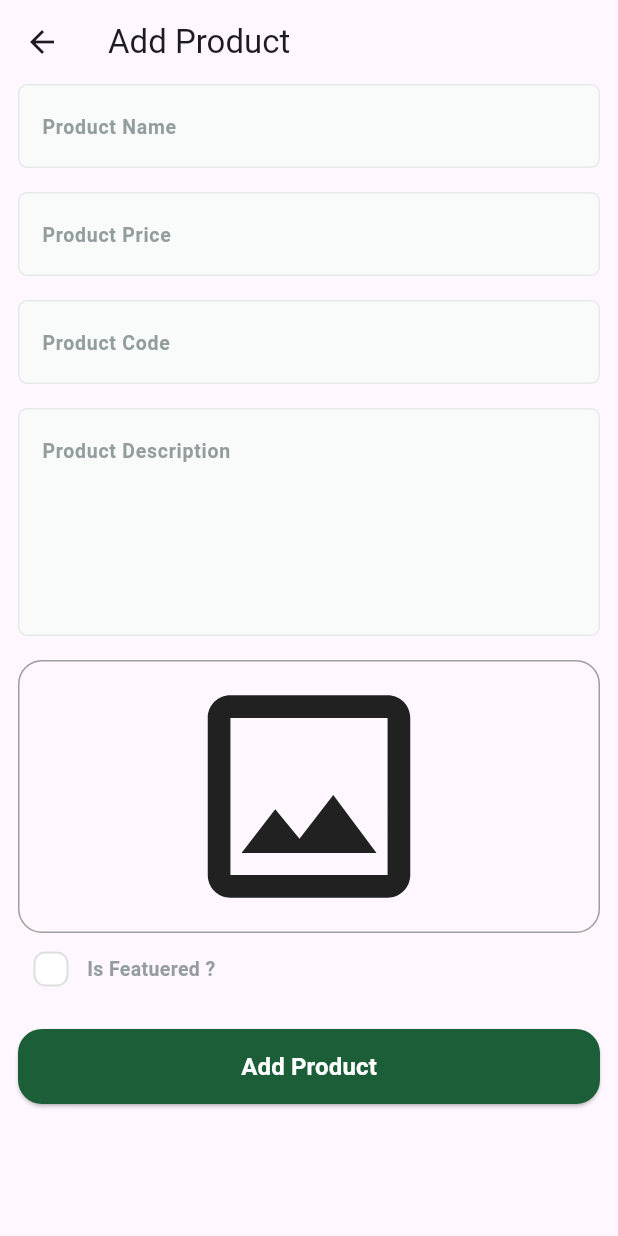
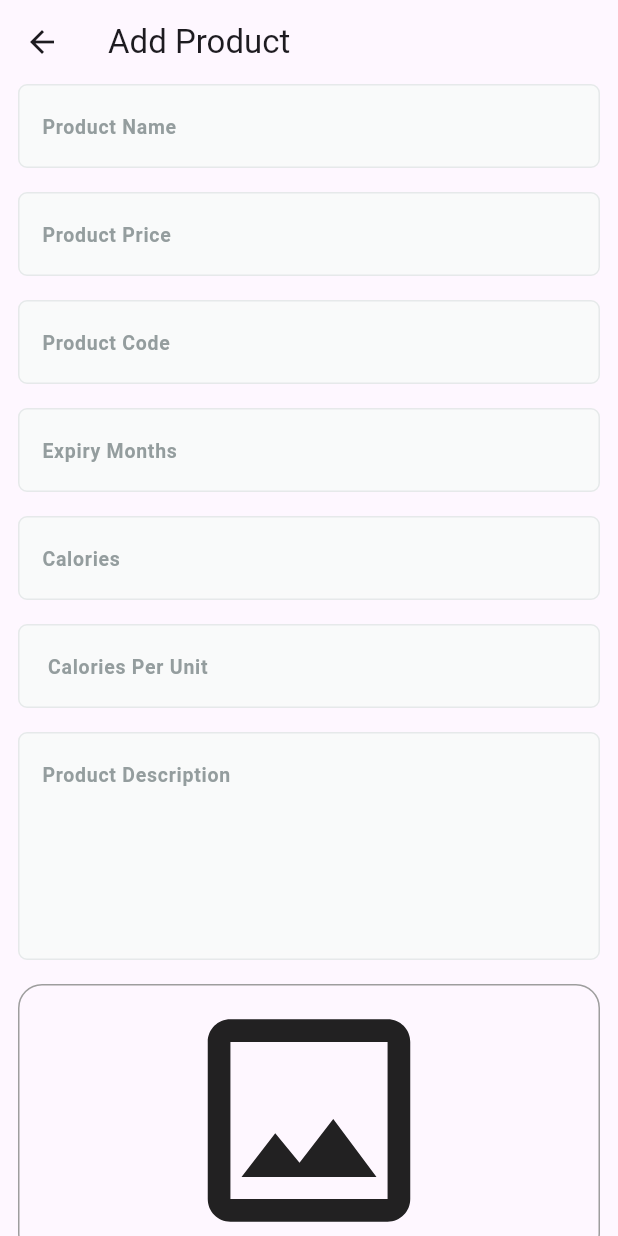
Before and after one commit to ElDaly15/Fruits-Hub-Dashboard, a Flutter app: the screen it shows after launch, after a tap on "Add Data", on a phone screen of 412 x 824 dp. Run offline on Flutter 3.47's test engine with Material 3 defaults, Android fonts, the phone set to English and light mode, and no system bars; drawn by our look-alikes of modal_progress_hud_nsn; our stand-ins replace bloc, cloud_firestore, dartz, firebase_core, firebase_storage, flutter_bloc and 1 more; accounts and stored records are empty; Roboto replaces fonts that are missing (Cairo).

Commit message:
Add Product Attributes and Code Validation
- Added new attributes to the `AddProdcutEntity` class: `isOrganic`, `expiryMonths`, `avgRating`, `ratingCount`, `calories`, and `amountUnit`.
- Updated the `ProductRepoImpl` class to include these new attributes when adding a product.
- Introduced a new `ProductCodeCheckCubit` to handle product code validation before adding a product.
- Updated the `AddProdcutViewBody` widget to include input fields for the new attributes and to use the `ProductCodeCheckCubit` for code validation.
- Modified the `PrivacyCheck` widget to accept a title parameter for better reusability.
- Updated the `main.dart` file to include the new `ProductCodeCheckCubit` in the `MultiBlocProvider`.

```diff
--- a/lib/core/repos/product_repo/product_repo_impl.dart
+++ b/lib/core/repos/product_repo/product_repo_impl.dart
@@ -20,6 +20,12 @@ class ProductRepoImpl implements ProductRepo {
           'isFeatured': addProdcutEntity.isFeatured,
           'description': addProdcutEntity.description,
           'imageUrl': addProdcutEntity.imageUrl,
+          'calories': addProdcutEntity.calories,
+          'amountUnit': addProdcutEntity.amountUnit,
+          'avgRating': addProdcutEntity.avgRating,
+          'ratingCount': addProdcutEntity.ratingCount,
+          'expiryMonths': addProdcutEntity.expiryMonths,
+          'isOrganic': addProdcutEntity.isOrganic,
         },
       );
       return const Right(null);
--- a/lib/featuers/add_product/domain/entites/add_prodcut_entity.dart
+++ b/lib/featuers/add_product/domain/entites/add_prodcut_entity.dart
@@ -8,6 +8,12 @@ class AddProdcutEntity {
   final File imageFile;
   final bool isFeatured;
   String? imageUrl;
+  bool? isOrganic = false;
+  final int expiryMonths;
+  num avgRating = 0;
+  num ratingCount = 0;
+  final int calories;
+  final int amountUnit;
 
   AddProdcutEntity(
       {required this.name,
@@ -16,5 +22,11 @@ class AddProdcutEntity {
       required this.description,
       required this.imageFile,
       required this.isFeatured,
-      this.imageUrl});
+      required this.expiryMonths,
+      required this.avgRating,
+      required this.ratingCount,
+      required this.calories,
+      required this.amountUnit,
+      this.imageUrl,
+      this.isOrganic});
 }
--- /dev/null
+++ b/lib/featuers/add_product/presentation/manager/product_code_check_cubit/product_code_check_state.dart
@@ -0,0 +1,6 @@
+part of 'product_code_check_cubit.dart';
+
+@immutable
+sealed class ProductCodeCheckState {}
+
+final class ProductCodeCheckInitial extends ProductCodeCheckState {}
--- a/lib/featuers/add_product/presentation/views/widgets/add_prodcut_view_body.dart
+++ b/lib/featuers/add_product/presentation/views/widgets/add_prodcut_view_body.dart
@@ -4,6 +4,7 @@ import 'package:flutter_bloc/flutter_bloc.dart';
 import 'package:fruits_hub_dashboard/core/widgets/custom_app_buttom.dart';
 import 'package:fruits_hub_dashboard/featuers/add_product/domain/entites/add_prodcut_entity.dart';
 import 'package:fruits_hub_dashboard/featuers/add_product/presentation/manager/add_product_cubit/add_product_cubit.dart';
+import 'package:fruits_hub_dashboard/featuers/add_product/presentation/manager/product_code_check_cubit/product_code_check_cubit.dart';
 import 'package:fruits_hub_dashboard/featuers/add_product/presentation/views/widgets/custom_text_field.dart';
 import 'package:fruits_hub_dashboard/featuers/add_product/presentation/views/widgets/featuer_check.dart';
 import 'package:fruits_hub_dashboard/featuers/add_product/presentation/views/widgets/image_field.dart';
@@ -21,7 +22,8 @@ class _AddProdcutViewBodyState extends State<AddProdcutViewBody> {
   final GlobalKey<FormState> _formKey = GlobalKey<FormState>();
 
   String? name, code, description, price;
-  bool? isFeatured = false;
+  int? expiryMonth, calories, amountUnit;
+  bool? isFeatured = false, isOrganic = false, isCodeExisted = false;
   File? fileImage;
   @override
   Widget build(BuildContext context) {
@@ -72,6 +74,42 @@ class _AddProdcutViewBodyState extends State<AddProdcutViewBody> {
               ),
               CustomTextField(
                   onChanged: (value) {
+                    expiryMonth = int.parse(value);
+                  },
+                  keyboardType: TextInputType.number,
+                  maxLines: 1,
+                  obscureText: false,
+                  isPassword: false,
+                  hintText: 'Expiry Months'),
+              const SizedBox(
+                height: 16,
+              ),
+              CustomTextField(
+                  onChanged: (value) {
+                    calories = int.parse(value);
+                  },
+                  keyboardType: TextInputType.number,
+                  maxLines: 1,
+                  obscureText: false,
+                  isPassword: false,
+                  hintText: 'Calories '),
+              const SizedBox(
+                height: 16,
+              ),
+              CustomTextField(
+                  onChanged: (value) {
+                    amountUnit = int.parse(value);
+                  },
+                  keyboardType: TextInputType.number,
+                  maxLines: 1,
+                  obscureText: false,
+                  isPassword: false,
+                  hintText: ' Calories Per Unit'),
+              const SizedBox(
+                height: 16,
+              ),
+              CustomTextField(
+                  onChanged: (value) {
                     description = value;
                   },
                   keyboardType: TextInputType.name,
@@ -88,9 +126,17 @@ class _AddProdcutViewBodyState extends State<AddProdcutViewBody> {
                 },
               ),
               PrivacyCheck(
+                title: 'Is Featured ? ',
                 onTap: () {},
                 onValueChanged: (value) {
                   isFeatured = value;
+                },
+              ),
+              PrivacyCheck(
+                title: 'Is Organic ? ',
+                onTap: () {},
+                onValueChanged: (value) {
+                  isOrganic = value;
                 },
               ),
               const SizedBox(
@@ -108,10 +154,31 @@ class _AddProdcutViewBodyState extends State<AddProdcutViewBody> {
                             code: code!,
                             description: description!,
                             imageFile: fileImage!,
-                            isFeatured: isFeatured!);
+                            isFeatured: isFeatured!,
+                            expiryMonths: expiryMonth!,
+                            avgRating: 0,
+                            isOrganic: isOrganic!,
+                            amountUnit: amountUnit!,
+                            ratingCount: 0,
+                            calories: calories!);
 
-                        BlocProvider.of<AddProductCubit>(context)
-                            .addProduct(addProductEntity: prodcutEntity);
+                        isCodeExisted =
+                            await BlocProvider.of<ProductCodeCheckCubit>(
+                                    context)
+                                .checkCode(code: code!);
+
+                        if (isCodeExisted!) {
+                          // ignore: use_build_context_synchronously
+                          ScaffoldMessenger.of(context).showSnackBar(const SnackBar(
+                              content: Text(
+                                  'Product Code Existed , Can\'t Add This Prodcut')));
+
+                          return;
+                        } else {
+                          // ignore: use_build_context_synchronously
+                          BlocProvider.of<AddProductCubit>(context)
+                              .addProduct(addProductEntity: prodcutEntity);
+                        }
                       } else {
                         autovalidateMode = AutovalidateMode.always;
                         setState(() {});
--- a/lib/featuers/add_product/presentation/views/widgets/featuer_check.dart
+++ b/lib/featuers/add_product/presentation/views/widgets/featuer_check.dart
@@ -5,8 +5,12 @@ import 'package:fruits_hub_dashboard/featuers/add_product/presentation/views/wid
 
 class PrivacyCheck extends StatefulWidget {
   const PrivacyCheck(
-      {super.key, required this.onValueChanged, required this.onTap});
+      {super.key,
+      required this.onValueChanged,
+      required this.onTap,
+      required this.title});
   final Function(bool?) onValueChanged;
+  final String title;
   final Function()? onTap;
   @override
   State<PrivacyCheck> createState() => _CheckBoxForPrivacyState();
@@ -31,7 +35,7 @@ class _CheckBoxForPrivacyState extends State<PrivacyCheck> {
               TextSpan(
                 children: [
                   TextSpan(
-                    text: 'Is Featuered ? ',
+                    text: widget.title,
                     style: TextStyles.semiBold13.copyWith(
                         color: const Color(0xff949D9E), fontFamily: 'Cairo'),
                   ),
--- a/lib/main.dart
+++ b/lib/main.dart
@@ -4,6 +4,7 @@ import 'package:flutter_bloc/flutter_bloc.dart';
 import 'package:fruits_hub_dashboard/core/helper/on_generate_routes.dart';
 import 'package:fruits_hub_dashboard/core/repos/images_repo/images_repo_impl.dart';
 import 'package:fruits_hub_dashboard/core/repos/product_repo/product_repo_impl.dart';
+import 'package:fruits_hub_dashboard/featuers/add_product/presentation/manager/product_code_check_cubit/product_code_check_cubit.dart';
 import 'package:fruits_hub_dashboard/featuers/dashboard/presentation/views/dashboard_view.dart';
 import 'package:fruits_hub_dashboard/firebase_options.dart';
 
@@ -22,8 +23,16 @@ class FruitsDashBoard extends StatelessWidget {
 
   @override
   Widget build(BuildContext context) {
-    return BlocProvider(
-      create: (context) => AddProductCubit(ImagesRepoImpl(), ProductRepoImpl()),
+    return MultiBlocProvider(
+      providers: [
+        BlocProvider(
+          create: (context) =>
+              AddProductCubit(ImagesRepoImpl(), ProductRepoImpl()),
+        ),
+        BlocProvider(
+          create: (context) => ProductCodeCheckCubit(),
+        ),
+      ],
       child: const MaterialApp(
         debugShowCheckedModeBanner: false,
         onGenerateRoute: onGenerateRoute,
```
Also changed, not shown: lib/featuers/add_product/presentation/manager/product_code_check_cubit/product_code_check_cubit.dart (added, +29 -0 lines).
